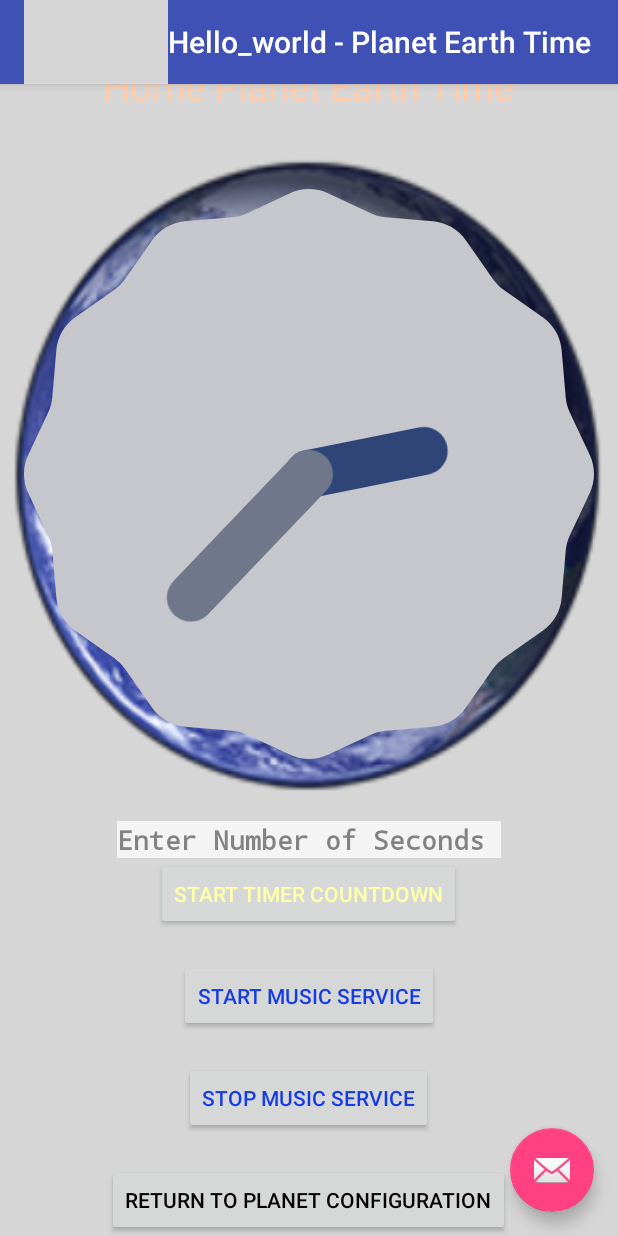
After one commit to lcento/Hello_world, an Android app: the TimePlanet screen opened directly, with no data from a screen before it, on a phone screen of 412 x 824 dp. The commit adds this screen. Run offline under Robolectric (Android 15) with nearby library versions, the phone set to English and light mode, and no system bars; grey boxes are pictures that could not be loaded.

Commit message:
Update 181215 15:44

```diff
--- a/app/build.gradle
+++ b/app/build.gradle
@@ -24,4 +24,5 @@ dependencies {
     testCompile 'junit:junit:4.12'
     compile 'com.android.support:appcompat-v7:23.1.1'
     compile 'com.android.support:design:23.1.1'
+    compile 'com.google.android.gms:play-services-appindexing:8.1.0'
 }
--- /dev/null
+++ b/app/src/main/java/com/example/leo/hello_world/TimePlanet.java
@@ -0,0 +1,75 @@
+package com.example.leo.hello_world;
+
+import android.app.AlarmManager;
+import android.app.PendingIntent;
+import android.content.Intent;
+import android.graphics.drawable.TransitionDrawable;
+import android.os.Bundle;
+import android.support.v7.app.AppCompatActivity;
+import android.support.v7.widget.Toolbar;
+import android.view.View;
+import android.widget.Button;
+import android.widget.EditText;
+import android.widget.LinearLayout;
+import android.widget.Toast;
+
+/**
+ * Created by leo on 29/12/15.
+ */
+public class TimePlanet extends AppCompatActivity {
+    @Override
+    protected void onCreate(Bundle savedInstanceState) {
+        super.onCreate(savedInstanceState);
+        setContentView(R.layout.activity_time);
+
+        Toolbar toolbar = (Toolbar) findViewById(R.id.toolbar);
+        setSupportActionBar(toolbar);
+
+        getSupportActionBar().setIcon(R.drawable.helloworldicon);
+
+        final TransitionDrawable trans = (TransitionDrawable) getResources().getDrawable(R.drawable.tran_stars_galaxy);
+        LinearLayout timePlanetScreen = (LinearLayout) findViewById(R.id.timePlanetScreen);
+        timePlanetScreen.setBackground(trans);
+        trans.startTransition(5000);
+        Button returnFromTimeButton = (Button) findViewById(R.id.timeButton);
+        returnFromTimeButton.setOnClickListener(new View.OnClickListener() {
+            @Override
+            public void onClick(View v) {
+                Intent returnIntent = new Intent();
+                setResult(RESULT_OK, returnIntent);
+                finish();
+            }
+        });
+        Button startTimerButton = (Button) findViewById(R.id.startCounter);
+        startTimerButton.setOnClickListener(new View.OnClickListener() {
+            @Override
+            public void onClick(View v) {
+                startTimer(v);
+            }
+        });
+        Button startMusicServiceButton = (Button) findViewById(R.id.startServiceButton);
+        startMusicServiceButton.setOnClickListener(new View.OnClickListener() {
+            @Override
+            public void onClick(View v) {
+                startService(new Intent(TimePlanet.this, MusicService.class));
+            }
+        });
+        Button stopMusicServiceButton = (Button) findViewById(R.id.stopServiceButton);
+        stopMusicServiceButton.setOnClickListener(new View.OnClickListener() {
+            @Override
+            public void onClick(View v) {
+                stopService(new Intent(TimePlanet.this, MusicService.class));
+            }
+        });
+    }
+
+    public void startTimer(View view) {
+        EditText alarmText = (EditText) findViewById(R.id.setAlarm);
+        int i = Integer.parseInt(alarmText.getText().toString());
+        Intent intent = new Intent(this, AlarmReceiver.class);
+        PendingIntent alarmIntent = PendingIntent.getBroadcast(this.getApplicationContext(), 234324243, intent, 0);
+        AlarmManager alarmManager = (AlarmManager) getSystemService(ALARM_SERVICE);
+        alarmManager.set(AlarmManager.RTC_WAKEUP, System.currentTimeMillis() + (i * 1000), alarmIntent);
+        Toast.makeText(this, "Alarm set in " + i + " seconds", Toast.LENGTH_LONG).show();
+    }
+}
--- /dev/null
+++ b/app/src/main/res/layout/activity_time.xml
@@ -0,0 +1,34 @@
+<?xml version="1.0" encoding="utf-8"?>
+<android.support.design.widget.CoordinatorLayout xmlns:android="http://schemas.android.com/apk/res/android"
+    xmlns:app="http://schemas.android.com/apk/res-auto"
+    xmlns:tools="http://schemas.android.com/tools"
+    android:layout_width="match_parent"
+    android:layout_height="match_parent"
+    android:fitsSystemWindows="true"
+    tools:context="com.example.leo.hello_world.TravelPlanet">
+
+    <android.support.design.widget.AppBarLayout
+        android:layout_width="match_parent"
+        android:layout_height="wrap_content"
+        android:theme="@style/AppTheme.AppBarOverlay">
+
+        <android.support.v7.widget.Toolbar
+            android:id="@+id/toolbar"
+            android:layout_width="match_parent"
+            android:layout_height="?attr/actionBarSize"
+            android:background="?attr/colorPrimary"
+            app:popupTheme="@style/AppTheme.PopupOverlay" />
+
+    </android.support.design.widget.AppBarLayout>
+
+    <include layout="@layout/content_time" />
+
+    <android.support.design.widget.FloatingActionButton
+        android:id="@+id/fab"
+        android:layout_width="wrap_content"
+        android:layout_height="wrap_content"
+        android:layout_gravity="bottom|end"
+        android:layout_margin="@dimen/fab_margin"
+        android:src="@android:drawable/ic_dialog_email" />
+
+</android.support.design.widget.CoordinatorLayout>
--- /dev/null
+++ b/app/src/main/res/layout/content_time.xml
@@ -0,0 +1,67 @@
+<?xml version="1.0" encoding="utf-8"?>
+<LinearLayout xmlns:android="http://schemas.android.com/apk/res/android"
+    android:orientation="vertical" android:layout_width="match_parent"
+    android:layout_height="match_parent" android:id="@+id/timePlanetScreen"
+    android:background="@drawable/tran_stars_galaxy">
+
+    <TextView
+        android:text="@string/time_caption_value"
+        android:textColor="#FFCCAA"
+        android:textSize="25sp"
+        android:layout_gravity="center"
+        android:layout_marginTop="40dp"
+        android:layout_width="wrap_content"
+        android:layout_height="wrap_content" />
+    <AnalogClock
+        android:id="@+id/analogClock1"
+        android:background="@drawable/earth"
+        android:layout_marginTop="20dp"
+        android:layout_gravity="center"
+        android:layout_width="match_parent"
+        android:layout_height="match_parent"
+        android:layout_weight="0.16" />
+    <EditText
+        android:id="@+id/setAlarm"
+        android:hint="@string/timer_hint_value"
+        android:inputType="numberDecimal"
+        android:ems="12"
+        android:alpha="0.75"
+        android:layout_marginTop="10dp"
+        android:background="#FFFFFF"
+        android:textStyle="bold"
+        android:layout_gravity="center"
+        android:typeface="monospace"
+        android:layout_width="wrap_content"
+        android:layout_height="wrap_content" />
+    <Button
+        android:id="@+id/startCounter"
+        android:text="@string/timer_button_value"
+        android:textColor="#FFFFAA"
+        android:layout_gravity="center"
+        android:layout_width="wrap_content"
+        android:layout_height="wrap_content" />
+    <Button
+        android:id="@+id/startServiceButton"
+        android:textColor="#153be7"
+        android:text="@string/start_button_value"
+        android:layout_marginTop="20dp"
+        android:layout_gravity="center"
+        android:layout_width="wrap_content"
+        android:layout_height="wrap_content" />
+    <Button
+        android:id="@+id/stopServiceButton"
+        android:textColor="#153be7"
+        android:text="@string/stop_button_value"
+        android:layout_marginTop="20dp"
+        android:layout_gravity="center"
+        android:layout_width="wrap_content"
+        android:layout_height="wrap_content" />
+    <Button
+        android:id="@+id/timeButton"
+        android:textColor="#000000"
+        android:text="@string/time_button_value"
+        android:layout_marginTop="20dp"
+        android:layout_gravity="center"
+        android:layout_width="wrap_content"
+        android:layout_height="wrap_content" />
+</LinearLayout>
--- a/app/src/main/res/values/strings.xml
+++ b/app/src/main/res/values/strings.xml
@@ -1,9 +1,16 @@
 <resources>
     <string name="app_name">Hello_world - Home Screen</string>
+    <string name="time_caption_value">Home Planet Earth Time</string>
+    <string name="time_button_value">Return to Planet Configuration</string>
+    <string name="start_button_value">Start Music Service</string>
+    <string name="stop_button_value">Stop Music Service</string>
+    <string name="timer_hint_value">Enter Number of Seconds</string>
+    <string name="timer_button_value">Start Timer Countdown</string>
     <string name="activity_title_new_planet">Hello_world - Create a Planet</string>
     <string name="activity_title_config_planet">Hello_world - Configure a Planet</string>
     <string name="activity_title_travel_planet">Hello_world - Travel to Planet</string>
     <string name="activity_title_attack_planet">Hello_world - Attack a Planet</string>
+    <string name="activity_title_time_planet">Hello_world - Planet Earth Time</string>
 
     <string name="hello_world">Hello world!!</string>
     <string name="menu_add_planet">Add a New Planet</string>
@@ -29,6 +36,7 @@
     <string name="button_name_done">Done Configuring</string>
     <string name="button_name_done_add">All Done!</string>
     <string name="button_name_return">Return Home</string>
+    <string name="button_name_time">Atomic Clock</string>
     <string name="travel_button_caption">Return to Home Planet</string>
 
     <string name="content_desc_bomb">Bomb the Planet</string>
```
Also changed, not shown: app/src/main/AndroidManifest.xml (+8 -0 lines), app/src/main/java/com/example/leo/hello_world/AlarmReceiver.java (added, +17 -0 lines), app/src/main/java/com/example/leo/hello_world/ConfigPlanet.java (+8 -0 lines), app/src/main/java/com/example/leo/hello_world/MusicService.java (added, +35 -0 lines), app/src/main/res/layout/content_config.xml (+5 -2 lines).
